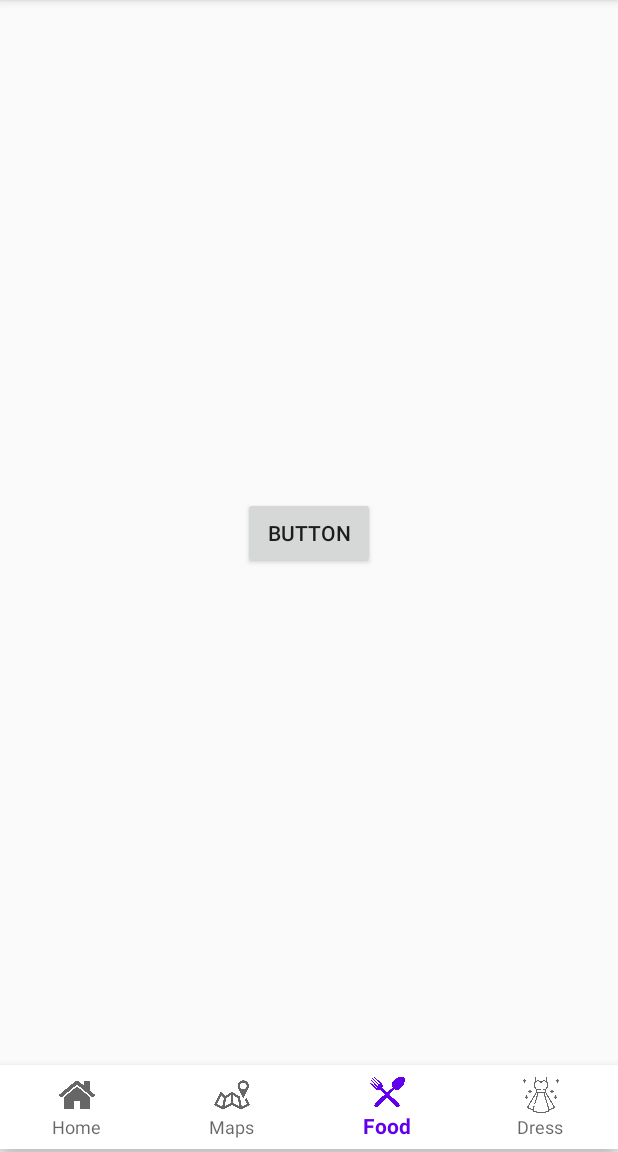
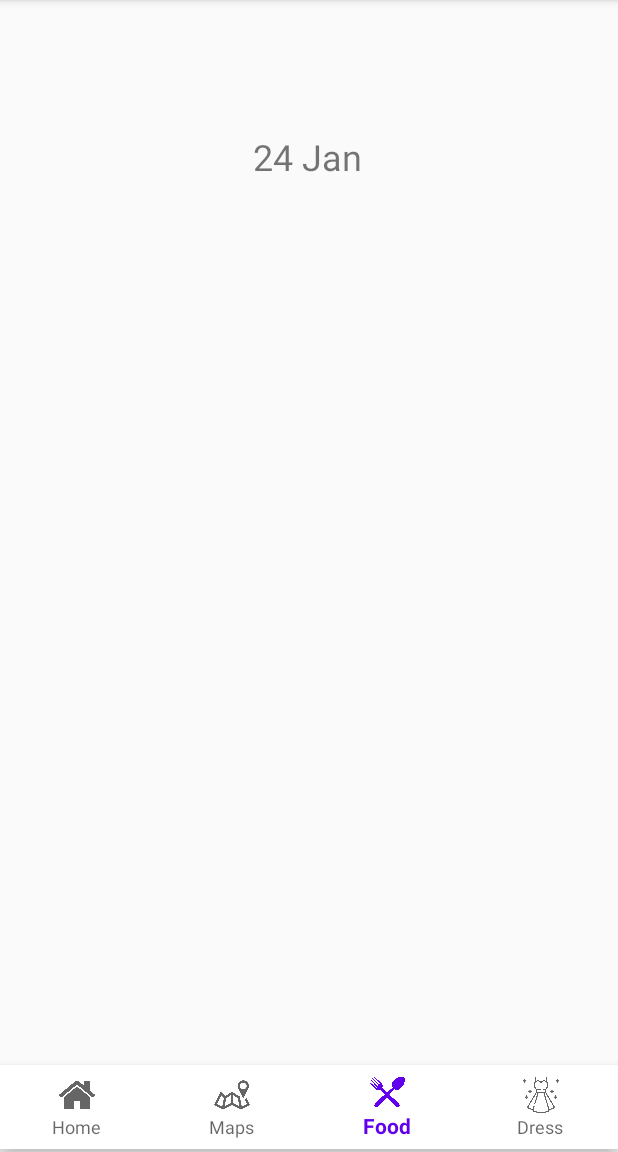
Before and after one commit to csx87/sweeMadve, an Android app: the screen it shows after launch (MainActivity), item 3 of the bottom bar chosen, on a phone screen of 412 x 824 dp, the part 84-1236 px from its top. Run offline under Robolectric (Android 15) with nearby library versions, the phone set to English and light mode, and no system bars; our stand-ins replace data binding.

Commit message:
Adds_Calendar_to_food_fragment

```diff
--- a/app/src/main/java/com/example/sweemadve/FoodFragment.kt
+++ b/app/src/main/java/com/example/sweemadve/FoodFragment.kt
@@ -1,6 +1,24 @@
 package com.example.sweemadve
 
+import android.os.Bundle
+import android.view.LayoutInflater
+import android.view.View
+import android.view.ViewGroup
 import androidx.fragment.app.Fragment
+import com.example.sweemadve.databinding.FoodFragmentBinding
+import java.util.*
 
 class FoodFragment: Fragment(R.layout.food_fragment) {
+    lateinit var binding: FoodFragmentBinding
+    override fun onCreateView(
+        inflater: LayoutInflater,
+        container: ViewGroup?,
+        savedInstanceState: Bundle?
+    ): View? {
+        binding = FoodFragmentBinding.inflate(layoutInflater)
+        binding.dateText.text = "24 Jan"
+        return binding.root
+    }
+
+
 }
--- a/app/src/main/java/com/example/sweemadve/MainActivity.kt
+++ b/app/src/main/java/com/example/sweemadve/MainActivity.kt
@@ -8,12 +8,16 @@ import android.util.Log
 import android.view.Menu
 import android.view.MenuInflater
 import android.view.MenuItem
+import android.view.View
+import android.widget.Button
 import android.widget.Toast
 import androidx.activity.OnBackPressedCallback
+import androidx.databinding.DataBindingUtil
 import androidx.fragment.app.Fragment
 import androidx.fragment.app.add
 import androidx.fragment.app.commit
 import androidx.fragment.app.replace
+import com.example.sweemadve.databinding.ActivityMainBinding
 import com.google.android.material.bottomnavigation.BottomNavigationView
 import com.google.android.material.navigation.NavigationBarView
 import com.google.android.material.navigation.NavigationView
@@ -26,10 +30,16 @@ var stack = ArrayDeque<String>()
 
 lateinit var bottomNavigationView: NavigationBarView
 
+
 class MainActivity : AppCompatActivity() {
     override fun onCreate(savedInstanceState: Bundle?) {
+
         super.onCreate(savedInstanceState)
-        setContentView(R.layout.activity_main)
+        //setContentView(R.layout.activity_main)
+        val binding: ActivityMainBinding = ActivityMainBinding.inflate(layoutInflater)
+        setContentView(binding.root)
+        //binding = DataBindingUtil.setContentView(this, R.layout.activity_main)
+
 
         if (savedInstanceState == null) {
             supportFragmentManager.commit {
@@ -114,6 +124,7 @@ class MainActivity : AppCompatActivity() {
 
     override fun onBackPressed() {
 
+
         printStack()
         if(stack.size > 0){
             if(stack.size > 1) {
@@ -176,4 +187,8 @@ class MainActivity : AppCompatActivity() {
         }
     }
 
+    fun showDatePickerDialog(v: View) {
+        val newFragment = DatePickerFragment()
+        newFragment.show(supportFragmentManager, "datePicker")
+    }
 }
--- a/app/src/main/res/layout/activity_main.xml
+++ b/app/src/main/res/layout/activity_main.xml
@@ -1,4 +1,5 @@
 <?xml version="1.0" encoding="utf-8"?>
+<layout>
 <androidx.constraintlayout.widget.ConstraintLayout xmlns:android="http://schemas.android.com/apk/res/android"
     xmlns:app="http://schemas.android.com/apk/res-auto"
     xmlns:tools="http://schemas.android.com/tools"
@@ -38,3 +39,4 @@
         app:layout_constraintGuide_begin="20dp" />
 
 </androidx.constraintlayout.widget.ConstraintLayout>
+</layout>
--- a/app/src/main/res/layout/dress_fragment.xml
+++ b/app/src/main/res/layout/dress_fragment.xml
@@ -1,4 +1,5 @@
 <?xml version="1.0" encoding="utf-8"?>
+<layout>
 <androidx.constraintlayout.widget.ConstraintLayout xmlns:android="http://schemas.android.com/apk/res/android"
     xmlns:app="http://schemas.android.com/apk/res-auto"
     xmlns:tools="http://schemas.android.com/tools"
@@ -15,3 +16,4 @@
         app:layout_constraintStart_toStartOf="parent"
         app:layout_constraintTop_toTopOf="parent" />
 </androidx.constraintlayout.widget.ConstraintLayout>
+</layout>
--- a/app/src/main/res/layout/food_fragment.xml
+++ b/app/src/main/res/layout/food_fragment.xml
@@ -1,17 +1,23 @@
 <?xml version="1.0" encoding="utf-8"?>
-<androidx.constraintlayout.widget.ConstraintLayout xmlns:android="http://schemas.android.com/apk/res/android"
-    xmlns:app="http://schemas.android.com/apk/res-auto"
-    xmlns:tools="http://schemas.android.com/tools"
+<layout xmlns:tools="http://schemas.android.com/tools"
+    xmlns:android="http://schemas.android.com/apk/res/android"
+    xmlns:app="http://schemas.android.com/apk/res-auto">
+<androidx.constraintlayout.widget.ConstraintLayout
     android:layout_width="match_parent"
     android:layout_height="match_parent">
 
-    <Button
-        android:id="@+id/button"
+
+    <TextView
+        android:id="@+id/dateText"
         android:layout_width="wrap_content"
         android:layout_height="wrap_content"
-        android:text="Button"
-        app:layout_constraintBottom_toBottomOf="parent"
+        android:layout_marginTop="72dp"
+        android:onClick="showDatePickerDialog"
+        android:text="TextView"
+        android:textSize="24sp"
         app:layout_constraintEnd_toEndOf="parent"
+        app:layout_constraintHorizontal_bias="0.498"
         app:layout_constraintStart_toStartOf="parent"
         app:layout_constraintTop_toTopOf="parent" />
 </androidx.constraintlayout.widget.ConstraintLayout>
+</layout>
--- a/app/src/main/res/layout/home_fragment.xml
+++ b/app/src/main/res/layout/home_fragment.xml
@@ -1,4 +1,5 @@
 <?xml version="1.0" encoding="utf-8"?>
+<layout>
 <androidx.constraintlayout.widget.ConstraintLayout xmlns:android="http://schemas.android.com/apk/res/android"
     xmlns:app="http://schemas.android.com/apk/res-auto"
     xmlns:tools="http://schemas.android.com/tools"
@@ -15,3 +16,4 @@
         app:layout_constraintStart_toStartOf="parent"
         app:layout_constraintTop_toTopOf="parent" />
 </androidx.constraintlayout.widget.ConstraintLayout>
+</layout>
--- a/app/src/main/res/layout/maps_fragment.xml
+++ b/app/src/main/res/layout/maps_fragment.xml
@@ -1,4 +1,5 @@
 <?xml version="1.0" encoding="utf-8"?>
+<layout>
 <androidx.constraintlayout.widget.ConstraintLayout xmlns:android="http://schemas.android.com/apk/res/android"
     xmlns:app="http://schemas.android.com/apk/res-auto"
     xmlns:tools="http://schemas.android.com/tools"
@@ -15,3 +16,4 @@
         app:layout_constraintStart_toStartOf="parent"
         app:layout_constraintTop_toTopOf="parent" />
 </androidx.constraintlayout.widget.ConstraintLayout>
+</layout>
```
Also changed, not shown: app/build.gradle (+8 -0 lines), app/src/main/java/com/example/sweemadve/DatePickerFragment.kt (added, +76 -0 lines).
